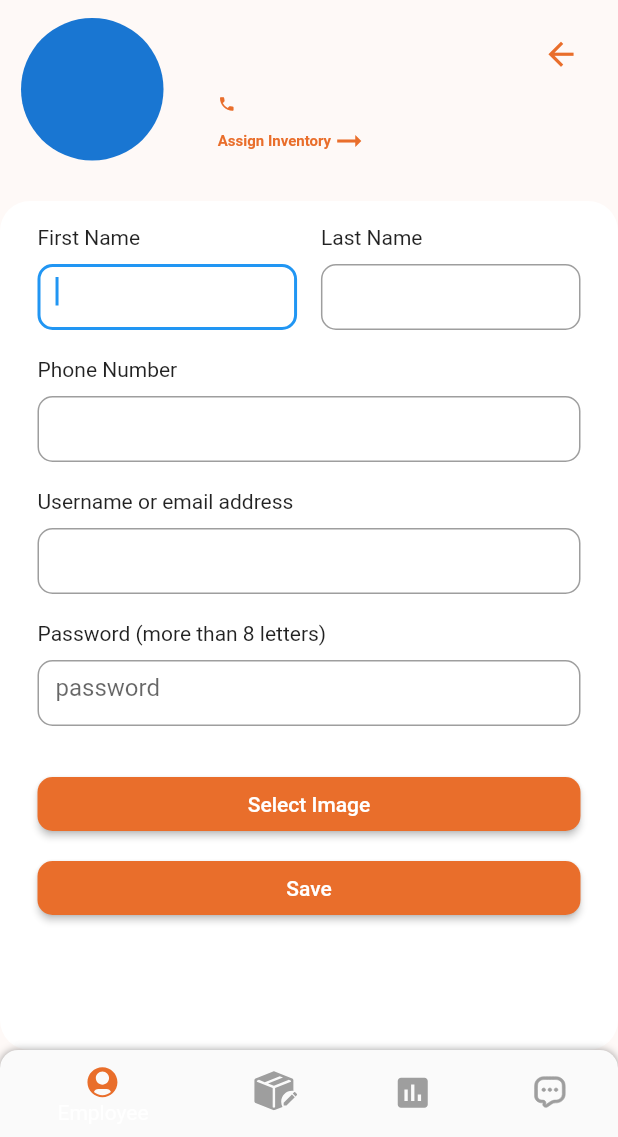
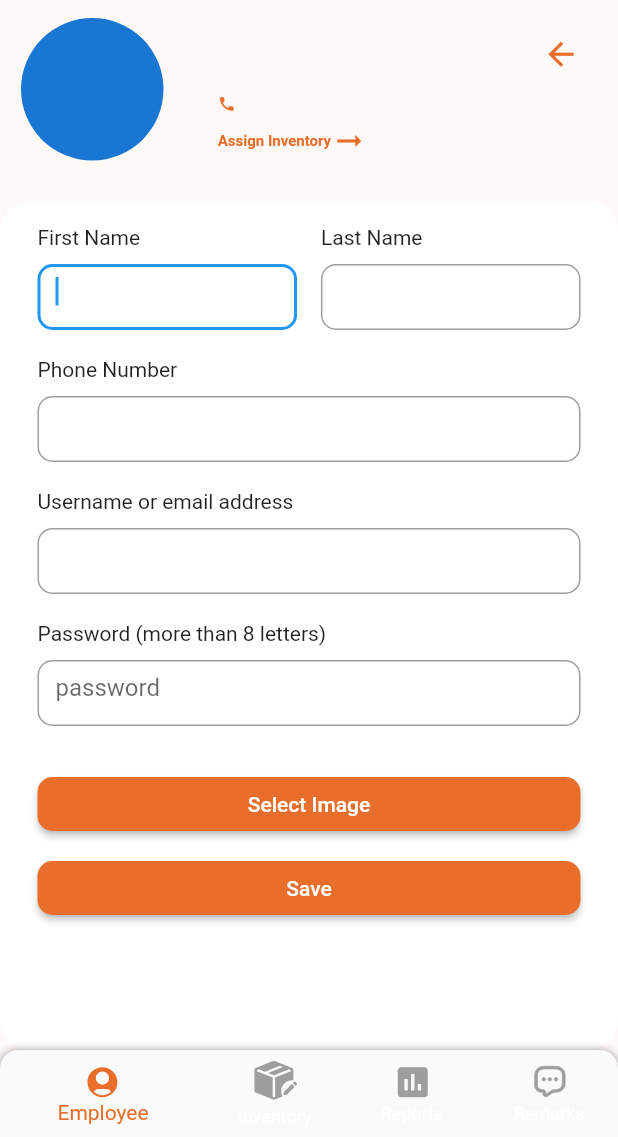
Before and after one commit to immortalcodes/mobeleaseapp, a Flutter app: the EditEmployee screen opened directly with empty values, on a phone screen of 412 x 824 dp, the part 99-1236 px from its top. Run offline on Flutter 3.47's test engine with Material 2 defaults, Android fonts, the phone set to English and light mode, and no system bars; our stand-ins replace flutter_svg, image_picker, shared_preferences, shimmer; accounts and stored records are empty.

Commit message:
refactor: improved bottom nav bar

```diff
--- a/client/lib/widgets/BottomAppBar.dart
+++ b/client/lib/widgets/BottomAppBar.dart
@@ -87,8 +87,10 @@ class _bottomAppBarState extends State<bottomAppBar> {
                         _selectedIndex == 3 ? Color(0xffE96E2B) : Colors.grey),
                 label: "Remarks"),
           ],
+          selectedItemColor: Color(0xffE96E2B),
           currentIndex: _selectedIndex,
           onTap: _onItemTapped,
+          showUnselectedLabels: true,
           elevation: 1.2,
         ),
       ),
```
